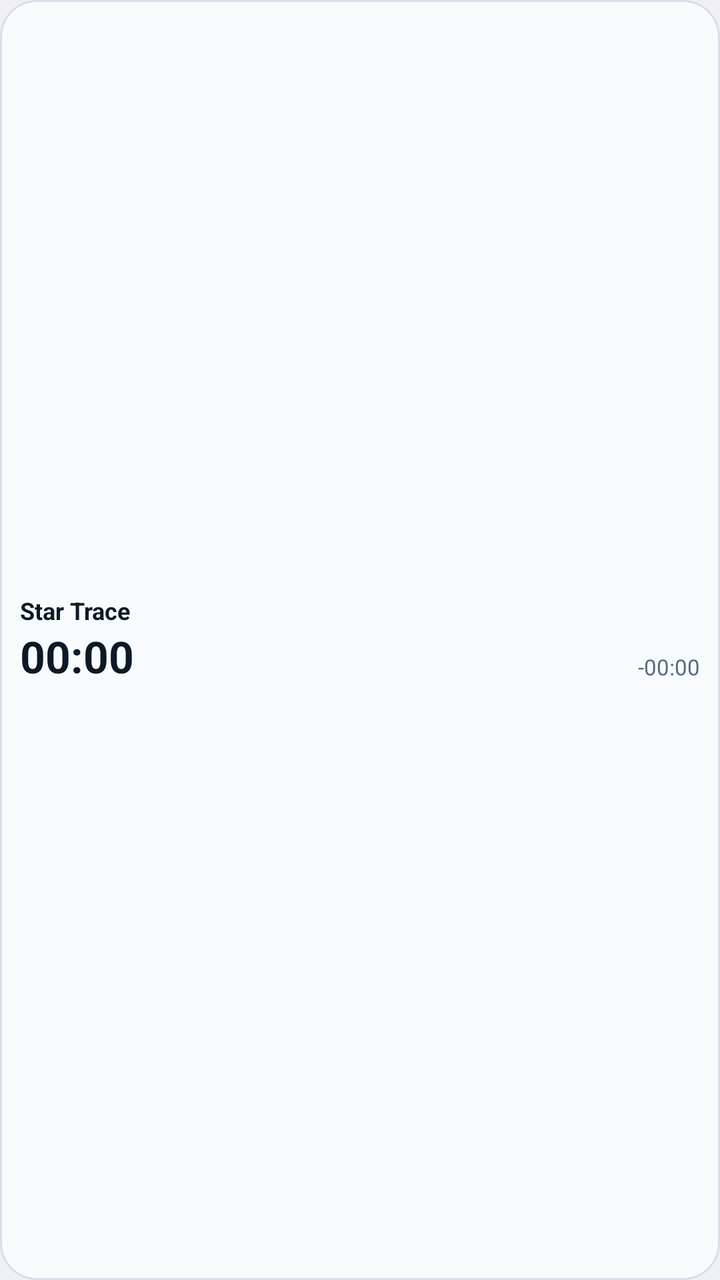
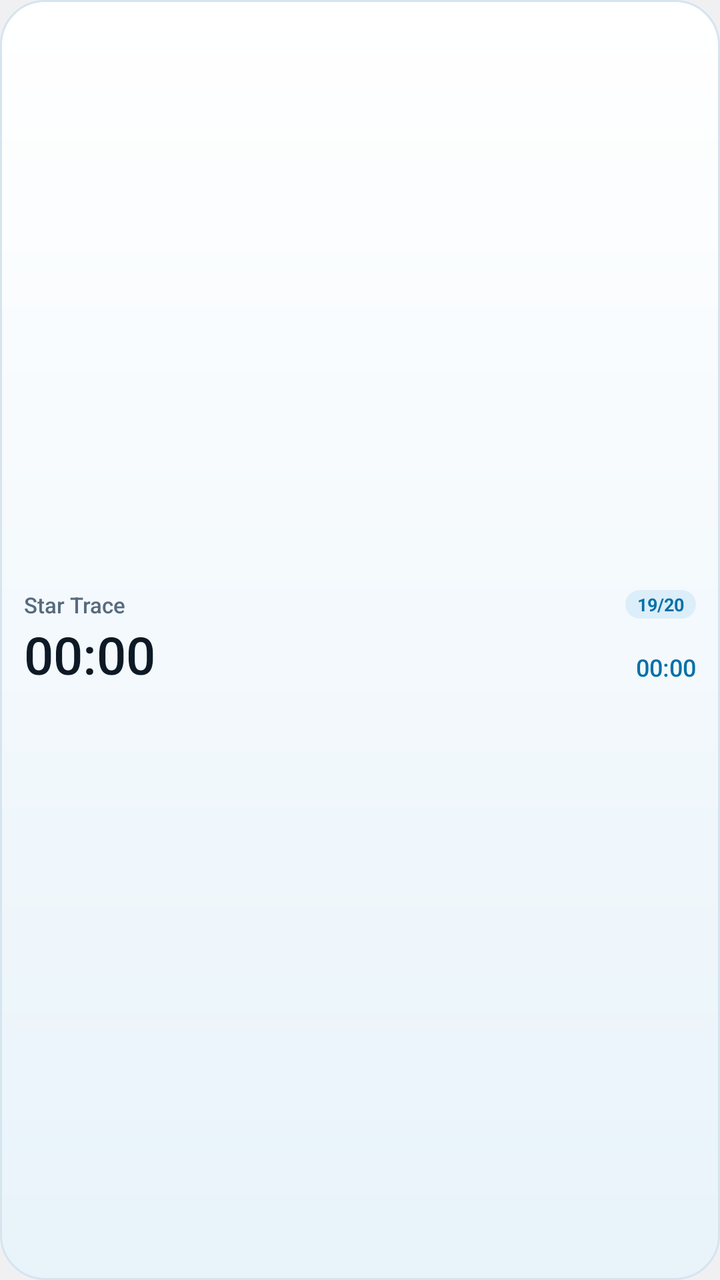

Two renders of the same Android screen: before a commit and after it. Below are the layout's source before the change and the commit's diff.
<!-- AndroidManifest.xml: application theme android:Theme.DeviceDefault.Light.NoActionBar -->
<!-- res/layout/widget_mini.xml -->
<?xml version="1.0" encoding="utf-8"?>
<LinearLayout xmlns:android="http://schemas.android.com/apk/res/android"
    android:id="@+id/w_root"
    android:layout_width="match_parent"
    android:layout_height="match_parent"
    android:background="@drawable/widget_bg"
    android:gravity="center_vertical"
    android:orientation="vertical"
    android:paddingLeft="10dp"
    android:paddingTop="5dp"
    android:paddingRight="10dp"
    android:paddingBottom="5dp">

    <TextView
        android:id="@+id/w_title"
        android:layout_width="match_parent"
        android:layout_height="wrap_content"
        android:ellipsize="end"
        android:maxLines="1"
        android:text="Star Trace"
        android:textColor="#0D1A26"
        android:textSize="12sp"
        android:textStyle="bold" />

    <LinearLayout
        android:layout_width="match_parent"
        android:layout_height="wrap_content"
        android:baselineAligned="false"
        android:gravity="bottom"
        android:orientation="horizontal">

        <Chronometer
            android:id="@+id/w_pos"
            android:layout_width="wrap_content"
            android:layout_height="wrap_content"
            android:text="00:00"
            android:textColor="#0D1A26"
            android:textSize="22sp"
            android:textStyle="bold" />

        <View
            android:layout_width="0dp"
            android:layout_height="1dp"
            android:layout_weight="1" />

        <TextView
            android:layout_width="wrap_content"
            android:layout_height="wrap_content"
            android:paddingBottom="2dp"
            android:text="-"
            android:textColor="#566B7F"
            android:textSize="11sp" />

        <Chronometer
            android:id="@+id/w_remain"
            android:layout_width="wrap_content"
            android:layout_height="wrap_content"
            android:paddingBottom="2dp"
            android:text="02:59"
            android:textColor="#566B7F"
            android:textSize="11sp" />
    </LinearLayout>

    <TextView android:id="@+id/w_idx" android:layout_width="0dp" android:layout_height="0dp" android:visibility="gone" />
    <TextView android:id="@+id/w_sub" android:layout_width="0dp" android:layout_height="0dp" android:visibility="gone" />
    <TextView android:id="@+id/w_next" android:layout_width="0dp" android:layout_height="0dp" android:visibility="gone" />
</LinearLayout>
<!-- resources referenced by this layout -->
<resources>
  <!-- drawable widget_bg (drawable) -->
  <?xml version="1.0" encoding="utf-8"?>
  <shape xmlns:android="http://schemas.android.com/apk/res/android" android:shape="rectangle">
      <solid android:color="#F7FBFE" />
      <corners android:radius="18dp" />
      <stroke android:width="1dp" android:color="#D3E0EB" />
  </shape>
</resources>

<!-- the commit's change to res/layout/widget_mini.xml (unified diff, before → after) -->
@@ -6,21 +6,44 @@
     android:background="@drawable/widget_bg"
     android:gravity="center_vertical"
     android:orientation="vertical"
-    android:paddingLeft="10dp"
+    android:paddingLeft="12dp"
     android:paddingTop="5dp"
-    android:paddingRight="10dp"
+    android:paddingRight="12dp"
     android:paddingBottom="5dp">
 
-    <TextView
-        android:id="@+id/w_title"
+    <LinearLayout
         android:layout_width="match_parent"
         android:layout_height="wrap_content"
-        android:ellipsize="end"
-        android:maxLines="1"
-        android:text="Star Trace"
-        android:textColor="#0D1A26"
-        android:textSize="12sp"
-        android:textStyle="bold" />
+        android:baselineAligned="false"
+        android:gravity="center_vertical"
+        android:orientation="horizontal">
+
+        <TextView
+            android:id="@+id/w_title"
+            android:layout_width="0dp"
+            android:layout_height="wrap_content"
+            android:layout_weight="1"
+            android:ellipsize="end"
+            android:fontFamily="sans-serif-medium"
+            android:maxLines="1"
+            android:text="Star Trace"
+            android:textColor="#566B7F"
+            android:textSize="11sp" />
+
+        <TextView
+            android:id="@+id/w_idx"
+            android:layout_width="wrap_content"
+            android:layout_height="wrap_content"
+            android:background="@drawable/chip_bg"
+            android:paddingLeft="6dp"
+            android:paddingTop="1dp"
+            android:paddingRight="6dp"
+            android:paddingBottom="1dp"
+            android:text="19/20"
+            android:textColor="#0670A8"
+            android:textSize="9sp"
+            android:textStyle="bold" />
+    </LinearLayout>
 
     <LinearLayout
         android:layout_width="match_parent"
@@ -33,35 +56,27 @@
             android:id="@+id/w_pos"
             android:layout_width="wrap_content"
             android:layout_height="wrap_content"
+            android:fontFamily="sans-serif-medium"
             android:text="00:00"
             android:textColor="#0D1A26"
-            android:textSize="22sp"
-            android:textStyle="bold" />
+            android:textSize="26sp" />
 
-        <View
+        <TextView
             android:layout_width="0dp"
             android:layout_height="1dp"
             android:layout_weight="1" />
-
-        <TextView
-            android:layout_width="wrap_content"
-            android:layout_height="wrap_content"
-            android:paddingBottom="2dp"
-            android:text="-"
-            android:textColor="#566B7F"
-            android:textSize="11sp" />
 
         <Chronometer
             android:id="@+id/w_remain"
             android:layout_width="wrap_content"
             android:layout_height="wrap_content"
-            android:paddingBottom="2dp"
+            android:fontFamily="sans-serif-medium"
+            android:paddingBottom="3dp"
             android:text="02:59"
-            android:textColor="#566B7F"
-            android:textSize="11sp" />
+            android:textColor="#0670A8"
+            android:textSize="12sp" />
     </LinearLayout>
 
-    <TextView android:id="@+id/w_idx" android:layout_width="0dp" android:layout_height="0dp" android:visibility="gone" />
     <TextView android:id="@+id/w_sub" android:layout_width="0dp" android:layout_height="0dp" android:visibility="gone" />
     <TextView android:id="@+id/w_next" android:layout_width="0dp" android:layout_height="0dp" android:visibility="gone" />
 </LinearLayout>
<!-- resource entries referenced after the edit -->
@@ -1,11 +1,21 @@
 <!-- resources referenced by this layout -->
 <resources>
+  <!-- drawable chip_bg (drawable) -->
+  <?xml version="1.0" encoding="utf-8"?>
+  <shape xmlns:android="http://schemas.android.com/apk/res/android" android:shape="rectangle">
+      <solid android:color="#DCEEF9" />
+      <corners android:radius="10dp" />
+  </shape>
   <!-- drawable widget_bg (drawable) -->
   <?xml version="1.0" encoding="utf-8"?>
   <shape xmlns:android="http://schemas.android.com/apk/res/android" android:shape="rectangle">
-      <solid android:color="#F7FBFE" />
-      <corners android:radius="18dp" />
-      <stroke android:width="1dp" android:color="#D3E0EB" />
+      <gradient
+          android:angle="270"
+          android:endColor="#E8F3FA"
+          android:startColor="#FFFFFF"
+          android:type="linear" />
+      <corners android:radius="22dp" />
+      <stroke android:width="1dp" android:color="#D6E4EE" />
   </shape>
 </resources>
 
